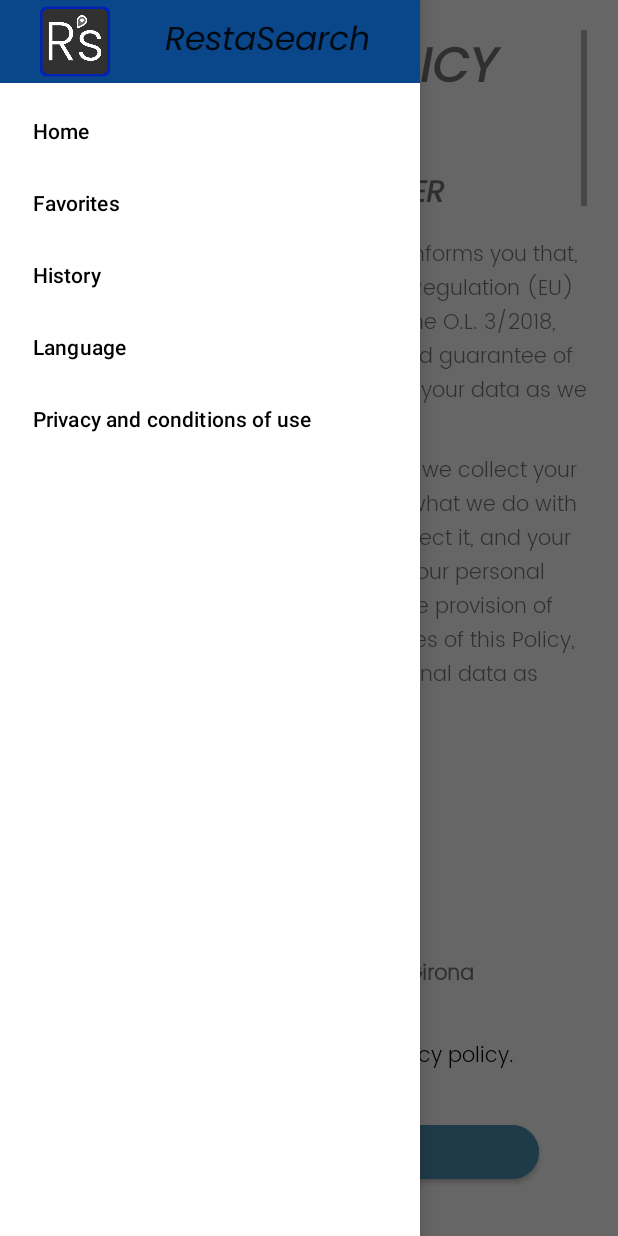
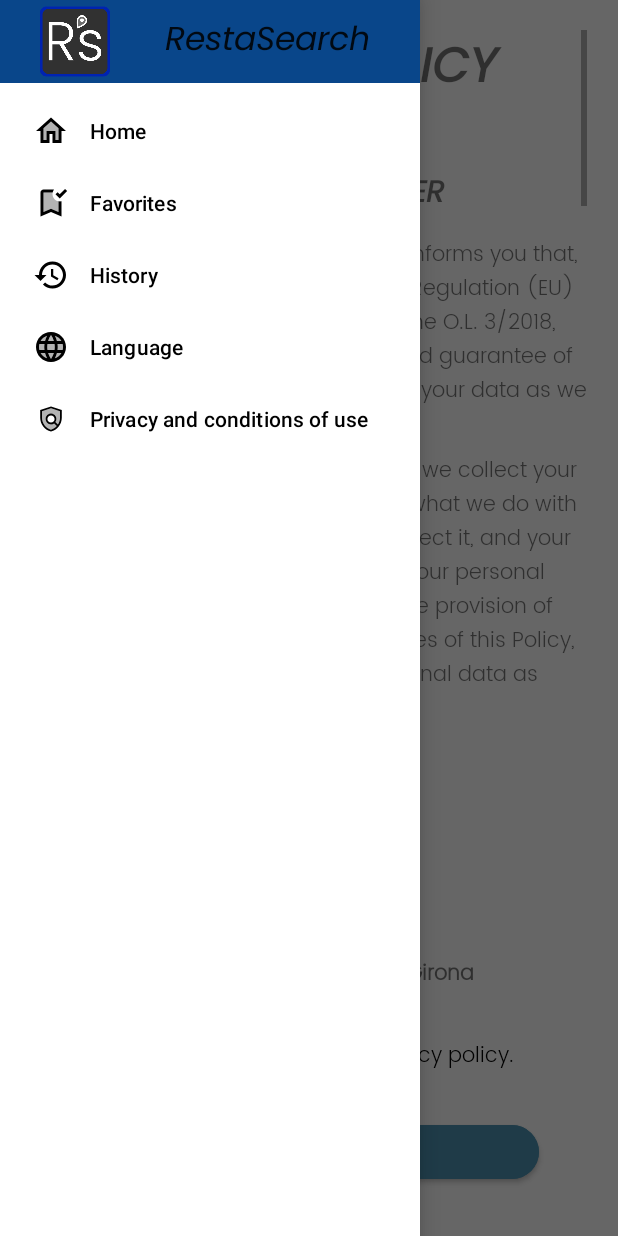
Before and after one commit to zurdo93/ProjecteFinal, an Android app: the screen it shows after launch (PoliticaActivity), with the side drawer open, on a phone screen of 412 x 824 dp. Run offline under Robolectric (Android 15) with nearby library versions, the phone set to English and light mode, and no system bars; our stand-ins replace AdMob, Volley; libraries missing offline, so code that uses them is left out: com.novoda.merlin; 2 statements that could not run were skipped.

Commit message:
Afegides icones al menu lateral.

```diff
--- /dev/null
+++ b/RestaSearch/app/src/main/res/drawable/ic_close.xml
@@ -0,0 +1,9 @@
+<vector xmlns:android="http://schemas.android.com/apk/res/android"
+    android:width="48dp"
+    android:height="48dp"
+    android:viewportWidth="24"
+    android:viewportHeight="24">
+  <path
+      android:pathData="M19,6.41L17.59,5 12,10.59 6.41,5 5,6.41 10.59,12 5,17.59 6.41,19 12,13.41 17.59,19 19,17.59 13.41,12 19,6.41z"
+      android:fillColor="#000000"/>
+</vector>
--- /dev/null
+++ b/RestaSearch/app/src/main/res/drawable/ic_menu_bookmark_added.xml
@@ -0,0 +1,14 @@
+<vector xmlns:android="http://schemas.android.com/apk/res/android"
+    android:width="48dp"
+    android:height="48dp"
+    android:viewportWidth="24"
+    android:viewportHeight="24">
+  <path
+      android:pathData="M17,17.97l0,-7.07c-2.28,-0.46 -4,-2.48 -4,-4.9c0,-0.34 0.03,-0.68 0.1,-1L7,5v12.97l5,-2.14L17,17.97z"
+      android:strokeAlpha="0.3"
+      android:fillColor="#000000"
+      android:fillAlpha="0.3"/>
+  <path
+      android:pathData="M17.83,9L15,6.17l1.41,-1.41l1.41,1.41l3.54,-3.54l1.41,1.41L17.83,9zM17,17.97l-5,-2.14l-5,2.14V5l6.1,0c0.15,-0.74 0.46,-1.42 0.9,-2L7,3C5.9,3 5,3.9 5,5v16l7,-3l7,3l0,-10.1c-0.32,0.07 -0.66,0.1 -1,0.1c-0.34,0 -0.68,-0.03 -1,-0.1L17,17.97z"
+      android:fillColor="#000000"/>
+</vector>
--- /dev/null
+++ b/RestaSearch/app/src/main/res/drawable/ic_menu_history.xml
@@ -0,0 +1,9 @@
+<vector xmlns:android="http://schemas.android.com/apk/res/android"
+    android:width="48dp"
+    android:height="48dp"
+    android:viewportWidth="24"
+    android:viewportHeight="24">
+  <path
+      android:pathData="M13,3c-4.97,0 -9,4.03 -9,9L1,12l3.89,3.89 0.07,0.14L9,12L6,12c0,-3.87 3.13,-7 7,-7s7,3.13 7,7 -3.13,7 -7,7c-1.93,0 -3.68,-0.79 -4.94,-2.06l-1.42,1.42C8.27,19.99 10.51,21 13,21c4.97,0 9,-4.03 9,-9s-4.03,-9 -9,-9zM12,8v5l4.25,2.52 0.77,-1.28 -3.52,-2.09L13.5,8z"
+      android:fillColor="#000000"/>
+</vector>
--- /dev/null
+++ b/RestaSearch/app/src/main/res/drawable/ic_menu_home.xml
@@ -0,0 +1,14 @@
+<vector xmlns:android="http://schemas.android.com/apk/res/android"
+    android:width="48dp"
+    android:height="48dp"
+    android:viewportWidth="24"
+    android:viewportHeight="24">
+  <path
+      android:pathData="M12,3L2,12h3v8h6v-6h2v6h6v-8h3L12,3zM17,18h-2v-6L9,12v6L7,18v-7.81l5,-4.5 5,4.5L17,18z"
+      android:fillColor="#000000"/>
+  <path
+      android:pathData="M7,10.19V18h2v-6h6v6h2v-7.81l-5,-4.5z"
+      android:strokeAlpha="0.3"
+      android:fillColor="#000000"
+      android:fillAlpha="0.3"/>
+</vector>
--- /dev/null
+++ b/RestaSearch/app/src/main/res/drawable/ic_menu_policy.xml
@@ -0,0 +1,14 @@
+<vector xmlns:android="http://schemas.android.com/apk/res/android"
+    android:width="48dp"
+    android:height="48dp"
+    android:viewportWidth="20"
+    android:viewportHeight="20">
+  <path
+      android:pathData="M5,5.72v3.59c0,3.05 2.13,5.86 5,6.65c1.25,-0.34 2.35,-1.09 3.2,-2.06l-1.47,-1.47C11.24,12.79 10.65,13 10,13c-1.66,0 -3,-1.34 -3,-3s1.34,-3 3,-3s3,1.34 3,3c0,0.65 -0.21,1.24 -0.56,1.73l1.38,1.38C14.55,12 15,10.68 15,9.31V5.72l-5,-1.67L5,5.72z"
+      android:strokeAlpha="0.3"
+      android:fillColor="#000000"
+      android:fillAlpha="0.3"/>
+  <path
+      android:pathData="M10,3L4,5v4.31c0,3.55 2.56,6.88 6,7.69c3.44,-0.81 6,-4.13 6,-7.69V5L10,3zM15,9.31c0,1.37 -0.45,2.68 -1.18,3.8l-1.38,-1.38C12.79,11.24 13,10.65 13,10c0,-1.66 -1.34,-3 -3,-3s-3,1.34 -3,3s1.34,3 3,3c0.65,0 1.24,-0.21 1.73,-0.56l1.47,1.47c-0.86,0.97 -1.95,1.71 -3.2,2.06c-2.87,-0.79 -5,-3.61 -5,-6.65V5.72l5,-1.67l5,1.67V9.31zM10,12c-1.1,0 -2,-0.9 -2,-2c0,-1.1 0.9,-2 2,-2s2,0.9 2,2C12,11.1 11.1,12 10,12z"
+      android:fillColor="#000000"/>
+</vector>
--- a/RestaSearch/app/src/main/res/layout/activity_idioma.xml
+++ b/RestaSearch/app/src/main/res/layout/activity_idioma.xml
@@ -45,7 +45,7 @@
         android:tag="en"
         android:text="@string/language_en"
         android:textSize="20sp"
-        app:icon="@drawable/ic_language"
+        app:icon="@drawable/ic_menu_language"
         app:layout_constraintEnd_toEndOf="parent"
         app:layout_constraintHorizontal_bias="0.0"
         app:layout_constraintStart_toStartOf="parent"
@@ -60,7 +60,7 @@
         android:tag="ca"
         android:text="@string/language_ca"
         android:textSize="20sp"
-        app:icon="@drawable/ic_language"
+        app:icon="@drawable/ic_menu_language"
         app:layout_constraintEnd_toEndOf="@+id/lang_es"
         app:layout_constraintHorizontal_bias="0.0"
         app:layout_constraintStart_toStartOf="@+id/lang_es"
@@ -75,7 +75,7 @@
         android:tag="es"
         android:text="@string/language_es"
         android:textSize="20sp"
-        app:icon="@drawable/ic_language"
+        app:icon="@drawable/ic_menu_language"
         app:layout_constraintEnd_toEndOf="@+id/lang_en"
         app:layout_constraintHorizontal_bias="0.0"
         app:layout_constraintStart_toStartOf="@+id/lang_en"
--- a/RestaSearch/app/src/main/res/layout/adapter_restaurant_item.xml
+++ b/RestaSearch/app/src/main/res/layout/adapter_restaurant_item.xml
@@ -15,7 +15,7 @@
         app:layout_constraintBottom_toBottomOf="parent"
         app:layout_constraintStart_toStartOf="parent"
         app:layout_constraintTop_toTopOf="parent"
-        app:srcCompat="@drawable/ic_language" />
+        app:srcCompat="@drawable/ic_menu_language" />
 
     <TextView
         android:id="@+id/rest_item_name"
--- a/RestaSearch/app/src/main/res/layout/establiment_dialog.xml
+++ b/RestaSearch/app/src/main/res/layout/establiment_dialog.xml
@@ -14,10 +14,11 @@
             android:id="@+id/toolbar"
             android:layout_width="match_parent"
             android:layout_height="?attr/actionBarSize"
+            android:background="@color/primary_color"
             android:paddingStart="6dp"
             android:paddingEnd="16dp"
             app:contentInsetStartWithNavigation="0dp"
-            app:navigationIcon="@android:drawable/ic_menu_close_clear_cancel" />
+            app:navigationIcon="@drawable/ic_close" />
 
     </com.google.android.material.appbar.AppBarLayout>
 
--- a/RestaSearch/app/src/main/res/menu/menu_lateral.xml
+++ b/RestaSearch/app/src/main/res/menu/menu_lateral.xml
@@ -7,23 +7,28 @@
 
         <item
             android:id="@+id/nav_inici"
-            android:title="@string/menu_inici"/>
+            android:icon="@drawable/ic_menu_home"
+            android:title="@string/menu_inici" />
 
         <item
             android:id="@+id/nav_preferits"
-            android:title="@string/menu_preferits"/>
+            android:icon="@drawable/ic_menu_bookmark_added"
+            android:title="@string/menu_preferits" />
 
         <item
             android:id="@+id/nav_historial"
-            android:title="@string/menu_historial"/>
+            android:icon="@drawable/ic_menu_history"
+            android:title="@string/menu_historial" />
 
         <item
             android:id="@+id/nav_idioma"
-            android:title="@string/menu_idioma"/>
+            android:icon="@drawable/ic_menu_language"
+            android:title="@string/menu_idioma" />
 
         <item
             android:id="@+id/nav_privacitat_us"
-            android:title="@string/menu_privacitat_us"/>
+            android:icon="@drawable/ic_menu_policy"
+            android:title="@string/menu_privacitat_us" />
 
     </group>
 
```
Also changed, not shown: RestaSearch/app/src/main/res/drawable/ic_menu_language.xml (renamed from RestaSearch/app/src/main/res/drawable/ic_language.xml).
